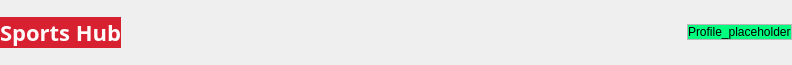
The window that client/screens/widgets/header/header.ui (kleroop/TechCourse_2022_12) describes before a commit, drawn with Qt 5.
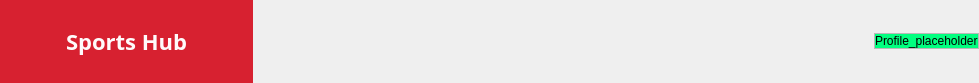
The same window after the commit.

Commit message: profile in header in home

Patch:
```diff
--- a/client/screens/widgets/header/header.ui
+++ b/client/screens/widgets/header/header.ui
@@ -6,14 +6,23 @@
    <rect>
     <x>0</x>
     <y>0</y>
-    <width>792</width>
-    <height>65</height>
+    <width>979</width>
+    <height>83</height>
    </rect>
   </property>
+  <property name="sizePolicy">
+   <sizepolicy hsizetype="Minimum" vsizetype="Maximum">
+    <horstretch>0</horstretch>
+    <verstretch>0</verstretch>
+   </sizepolicy>
+  </property>
   <property name="windowTitle">
    <string>Form</string>
   </property>
   <layout class="QHBoxLayout" name="horizontalLayout_2">
+   <property name="spacing">
+    <number>0</number>
+   </property>
    <property name="leftMargin">
     <number>0</number>
    </property>
@@ -34,6 +43,12 @@
        <verstretch>0</verstretch>
       </sizepolicy>
      </property>
+     <property name="minimumSize">
+      <size>
+       <width>253</width>
+       <height>83</height>
+      </size>
+     </property>
      <property name="font">
       <font>
        <family>Open Sans</family>
```
Left out of the diff: 2 changed lines with no effect on the pictures. The commit also changes 10 other files.
